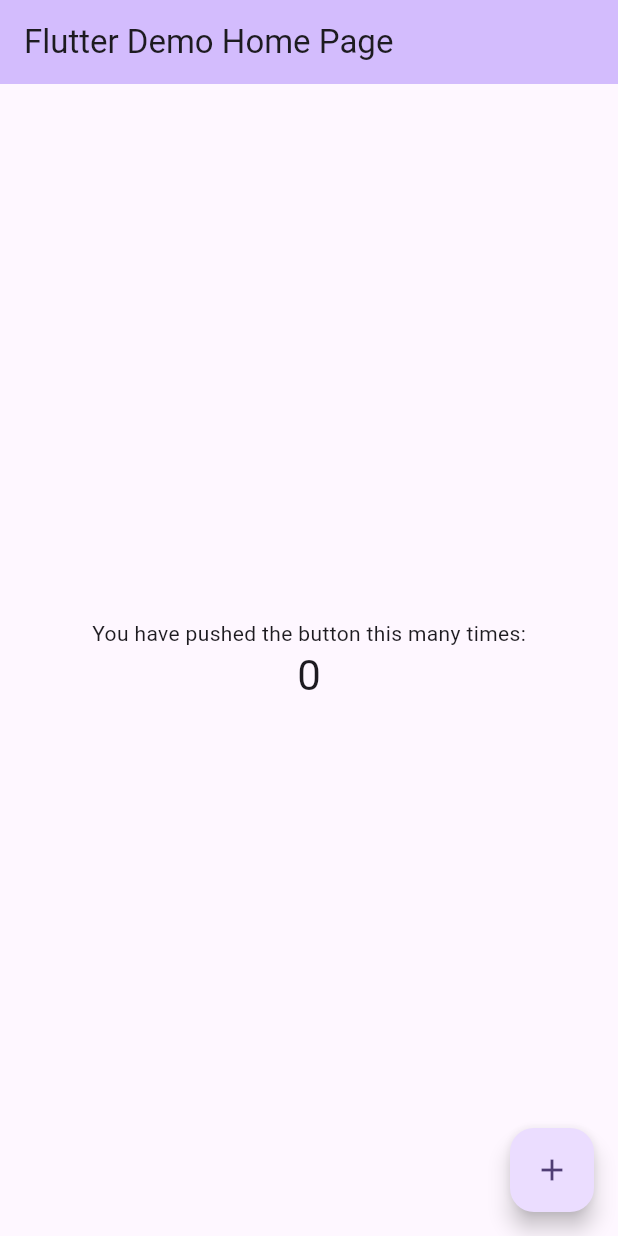
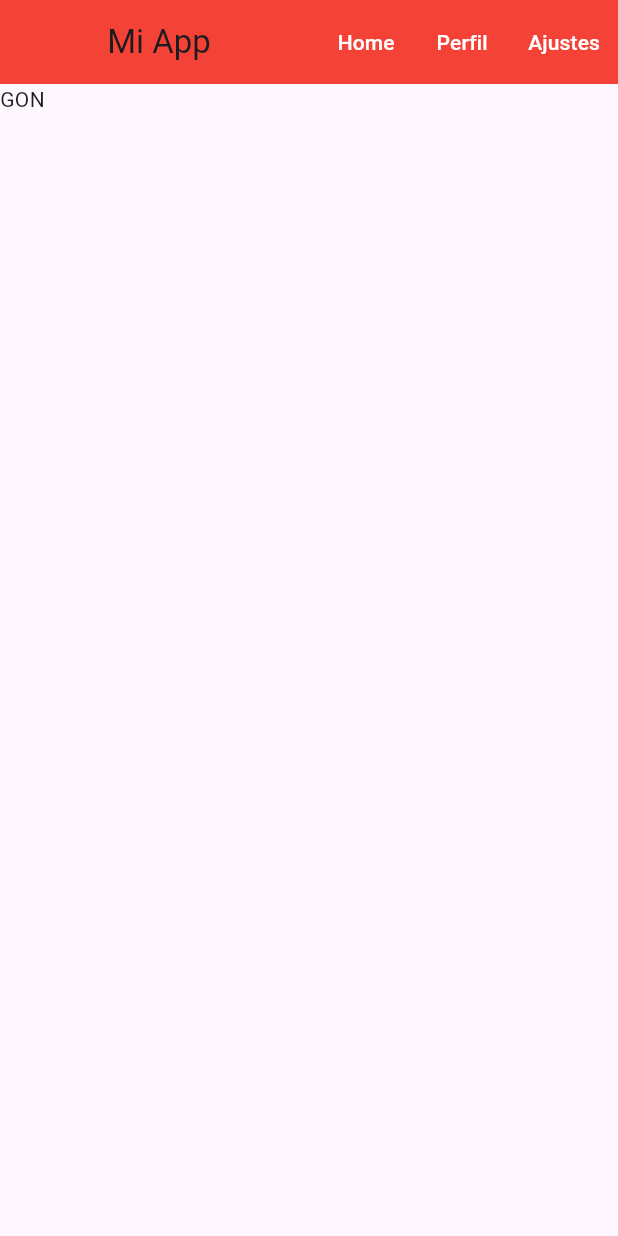
Before and after one commit to Gonzaloned/ProyectoGPS, a Flutter app: the screen it shows after launch, on a phone screen of 412 x 824 dp. Run offline on Flutter 3.47's test engine with Material 3 defaults, Android fonts, the phone set to English and light mode, and no system bars.

Commit message:
primer subida

```diff
--- a/proyecto1/lib/main.dart
+++ b/proyecto1/lib/main.dart
@@ -1,122 +1,21 @@
 import 'package:flutter/material.dart';
+import 'screens/main_menu.dart';
 
+//flutter start point
 void main() {
   runApp(const MyApp());
 }
 
+//MyApp provides global config, theme & more
 class MyApp extends StatelessWidget {
   const MyApp({super.key});
 
-  // This widget is the root of your application.
   @override
   Widget build(BuildContext context) {
     return MaterialApp(
-      title: 'Flutter Demo',
-      theme: ThemeData(
-        // This is the theme of your application.
-        //
-        // TRY THIS: Try running your application with "flutter run". You'll see
-        // the application has a purple toolbar. Then, without quitting the app,
-        // try changing the seedColor in the colorScheme below to Colors.green
-        // and then invoke "hot reload" (save your changes or press the "hot
-        // reload" button in a Flutter-supported IDE, or press "r" if you used
-        // the command line to start the app).
-        //
-        // Notice that the counter didn't reset back to zero; the application
-        // state is not lost during the reload. To reset the state, use hot
-        // restart instead.
-        //
-        // This works for code too, not just values: Most code changes can be
-        // tested with just a hot reload.
-        colorScheme: ColorScheme.fromSeed(seedColor: Colors.deepPurple),
-      ),
-      home: const MyHomePage(title: 'Flutter Demo Home Page'),
+      title: 'AppGPS',
+      theme: ThemeData(primarySwatch: Colors.blue),
+      home: MainMenu(),
     );
   }
 }
-
-class MyHomePage extends StatefulWidget {
-  const MyHomePage({super.key, required this.title});
-
-  // This widget is the home page of your application. It is stateful, meaning
-  // that it has a State object (defined below) that contains fields that affect
-  // how it looks.
-
-  // This class is the configuration for the state. It holds the values (in this
-  // case the title) provided by the parent (in this case the App widget) and
-  // used by the build method of the State. Fields in a Widget subclass are
-  // always marked "final".
-
-  final String title;
-
-  @override
-  State<MyHomePage> createState() => _MyHomePageState();
-}
-
-class _MyHomePageState extends State<MyHomePage> {
-  int _counter = 0;
-
-  void _incrementCounter() {
-    setState(() {
-      // This call to setState tells the Flutter framework that something has
-      // changed in this State, which causes it to rerun the build method below
-      // so that the display can reflect the updated values. If we changed
-      // _counter without calling setState(), then the build method would not be
-      // called again, and so nothing would appear to happen.
-      _counter++;
-    });
-  }
-
-  @override
-  Widget build(BuildContext context) {
-    // This method is rerun every time setState is called, for instance as done
-    // by the _incrementCounter method above.
-    //
-    // The Flutter framework has been optimized to make rerunning build methods
-    // fast, so that you can just rebuild anything that needs updating rather
-    // than having to individually change instances of widgets.
-    return Scaffold(
-      appBar: AppBar(
-        // TRY THIS: Try changing the color here to a specific color (to
-        // Colors.amber, perhaps?) and trigger a hot reload to see the AppBar
-        // change color while the other colors stay the same.
-        backgroundColor: Theme.of(context).colorScheme.inversePrimary,
-        // Here we take the value from the MyHomePage object that was created by
-        // the App.build method, and use it to set our appbar title.
-        title: Text(widget.title),
-      ),
-      body: Center(
-        // Center is a layout widget. It takes a single child and positions it
-        // in the middle of the parent.
-        child: Column(
-          // Column is also a layout widget. It takes a list of children and
-          // arranges them vertically. By default, it sizes itself to fit its
-          // children horizontally, and tries to be as tall as its parent.
-          //
-          // Column has various properties to control how it sizes itself and
-          // how it positions its children. Here we use mainAxisAlignment to
-          // center the children vertically; the main axis here is the vertical
-          // axis because Columns are vertical (the cross axis would be
-          // horizontal).
-          //
-          // TRY THIS: Invoke "debug painting" (choose the "Toggle Debug Paint"
-          // action in the IDE, or press "p" in the console), to see the
-          // wireframe for each widget.
-          mainAxisAlignment: MainAxisAlignment.center,
-          children: <Widget>[
-            const Text('You have pushed the button this many times:'),
-            Text(
-              '$_counter',
-              style: Theme.of(context).textTheme.headlineMedium,
-            ),
-          ],
-        ),
-      ),
-      floatingActionButton: FloatingActionButton(
-        onPressed: _incrementCounter,
-        tooltip: 'Increment',
-        child: const Icon(Icons.add),
-      ), // This trailing comma makes auto-formatting nicer for build methods.
-    );
-  }
-}
--- /dev/null
+++ b/proyecto1/lib/screens/main_menu.dart
@@ -0,0 +1,40 @@
+import 'package:flutter/material.dart';
+
+class MainMenu extends StatelessWidget {
+  const MainMenu({super.key});
+
+  void _onMenuClick(BuildContext context, String ruta) {
+    ScaffoldMessenger.of(
+      context,
+    ).showSnackBar(SnackBar(content: Text('Navegar a $ruta')));
+    // Acá podrías usar Navigator.push para ir a otra pantalla
+  }
+
+  @override
+  Widget build(BuildContext context) {
+    return Scaffold(
+      appBar: AppBar(
+        backgroundColor: Colors.red,
+        title: Align(alignment: Alignment.center, child: Text('Mi App')),
+        actions: [
+          TextButton(
+            onPressed: () => _onMenuClick(context, 'Home'),
+            child: Text('Home', style: TextStyle(color: Colors.white)),
+          ),
+          TextButton(
+            onPressed: () => _onMenuClick(context, 'Perfil'),
+            child: Text('Perfil', style: TextStyle(color: Colors.white)),
+          ),
+          TextButton(
+            onPressed: () => _onMenuClick(context, 'Ajustes'),
+            child: Text('Ajustes', style: TextStyle(color: Colors.white)),
+          ),
+        ],
+      ),
+      body: Container(
+        color: const Color.fromARGB(0, 224, 223, 224),
+        child: const Text('GON'),
+      ),
+    );
+  }
+}
```
